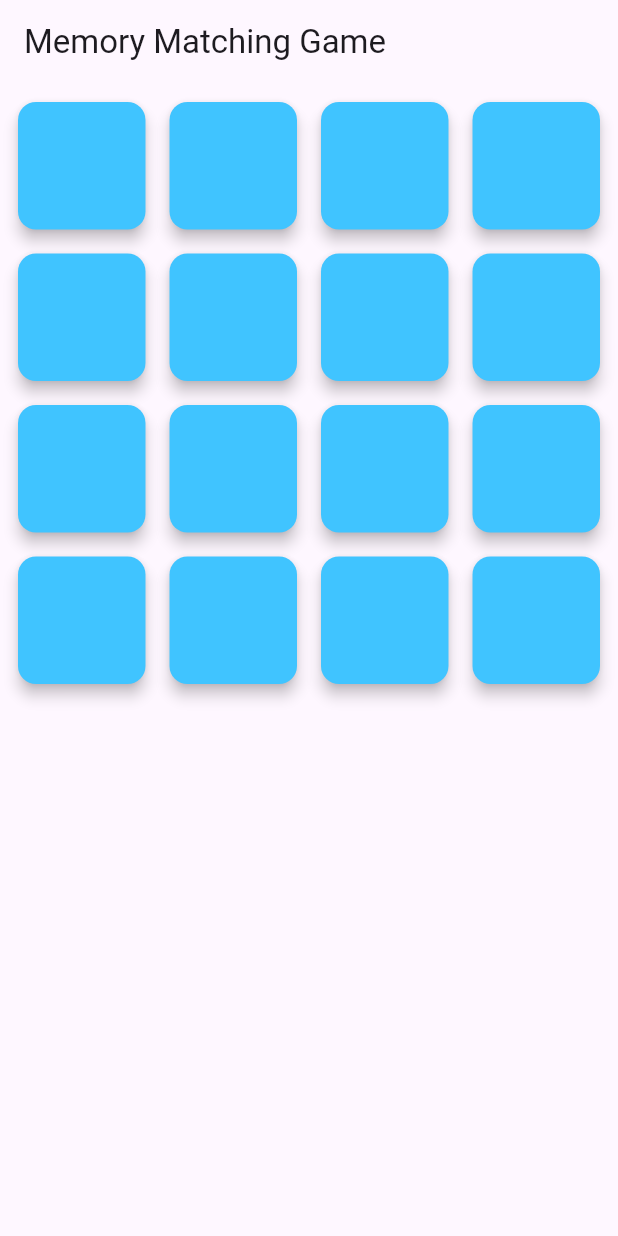
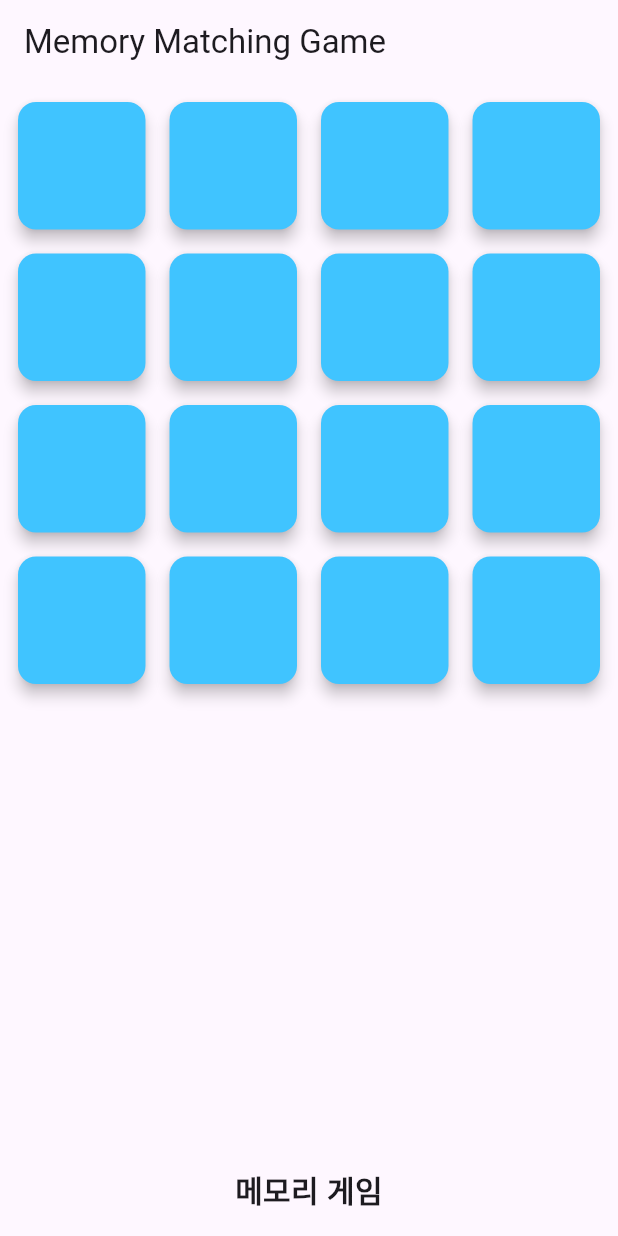
Before and after one commit to solardayz/memory_matching, a Flutter app: the screen it shows after launch, on a phone screen of 412 x 824 dp. Run offline on Flutter 3.47's test engine with Material 3 defaults, Android fonts, the light colour scheme and no system bars.

Commit message:
Add a bottom navigation bar with the text '메모리 게임'

```diff
--- a/lib/main.dart
+++ b/lib/main.dart
@@ -54,6 +54,17 @@ class MemoryGameScreen extends StatelessWidget {
           },
         ),
       ),
+      bottomNavigationBar: Container(
+        padding: EdgeInsets.all(16.0),
+        child: Text(
+          '메모리 게임',
+          textAlign: TextAlign.center,
+          style: TextStyle(
+            fontSize: 20,
+            fontWeight: FontWeight.bold,
+          ),
+        ),
+      ),
     );
   }
 }
```
